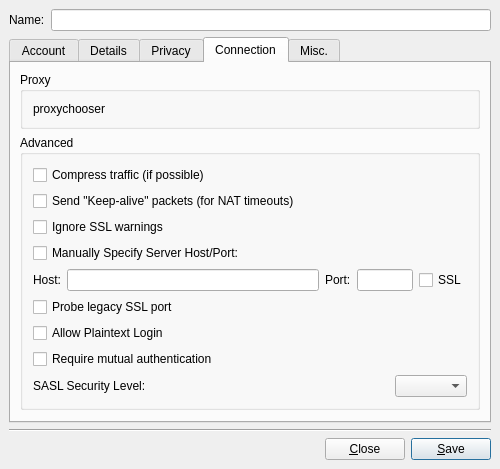
mblsha/psi, file src/accountmodify.ui: the form before one commit.
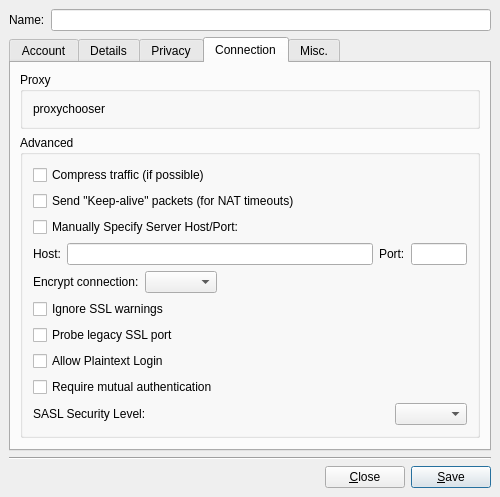
The form after the commit. The open tabs and pages were chosen to show the change. Custom widgets are drawn as their Qt base class.

```diff
--- a/src/accountmodify.ui
+++ b/src/accountmodify.ui
@@ -588,13 +588,6 @@
             </property>
            </widget>
           </item>
-          <item>
-           <widget class="QCheckBox" name="ck_ignoreSSLWarnings" >
-            <property name="text" >
-             <string>Ignore SSL warnings</string>
-            </property>
-           </widget>
-          </item>
           <item>
            <widget class="QCheckBox" name="ck_host" >
             <property name="text" >
@@ -643,14 +636,50 @@
               </property>
              </widget>
             </item>
+           </layout>
+          </item>
+          <item>
+           <layout class="QHBoxLayout" >
+            <property name="margin" >
+             <number>0</number>
+            </property>
+            <property name="spacing" >
+             <number>6</number>
+            </property>
             <item>
-             <widget class="QCheckBox" name="ck_ssl" >
+             <widget class="QLabel" name="lb_ssl" >
               <property name="text" >
-               <string>SSL</string>
+               <string>Encrypt connection:</string>
               </property>
              </widget>
             </item>
+            <item>
+             <widget class="QComboBox" name="cb_ssl" />
+            </item>
+            <item>
+             <spacer>
+              <property name="orientation" >
+               <enum>Qt::Horizontal</enum>
+              </property>
+              <property name="sizeType" >
+               <enum>QSizePolicy::Expanding</enum>
+              </property>
+              <property name="sizeHint" >
+               <size>
+                <width>251</width>
+                <height>16</height>
+               </size>
+              </property>
+             </spacer>
+            </item>
            </layout>
+ 	 	  </item>
+          <item>
+           <widget class="QCheckBox" name="ck_ignoreSSLWarnings" >
+            <property name="text" >
+             <string>Ignore SSL warnings</string>
+            </property>
+           </widget>
           </item>
           <item>
            <widget class="QCheckBox" name="ck_legacy_ssl_probe" >
```
